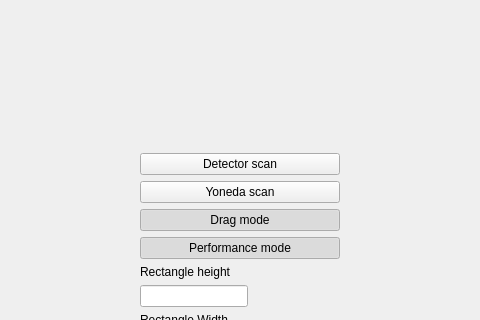
Old version of the form form.ui in the repository sstendahl/GIScan; both pictures show x 432 to 912 and y 369 to 689 of the 1344 by 857 pixel window.
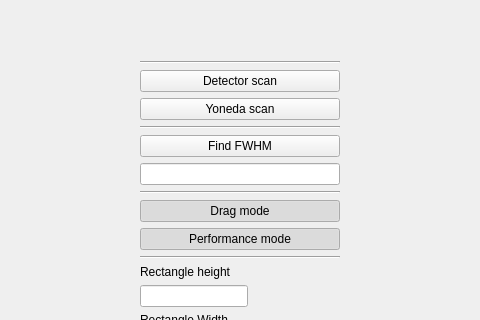
New version of the form.

Commit message: Added ability to look for FWHM + Some code clean up

Patch:
```diff
--- a/form.ui
+++ b/form.ui
@@ -142,7 +142,14 @@
         </property>
        </widget>
       </item>
-      <item alignment="Qt::AlignTop">
+      <item>
+       <widget class="Line" name="line_4">
+        <property name="orientation">
+         <enum>Qt::Horizontal</enum>
+        </property>
+       </widget>
+      </item>
+      <item>
        <widget class="QPushButton" name="detector_button">
         <property name="sizePolicy">
          <sizepolicy hsizetype="Maximum" vsizetype="Expanding">
@@ -180,6 +187,55 @@
         </property>
        </widget>
       </item>
+      <item>
+       <widget class="Line" name="line">
+        <property name="orientation">
+         <enum>Qt::Horizontal</enum>
+        </property>
+       </widget>
+      </item>
+      <item>
+       <widget class="QPushButton" name="findFWHM_button">
+        <property name="sizePolicy">
+         <sizepolicy hsizetype="Maximum" vsizetype="Fixed">
+          <horstretch>0</horstretch>
+          <verstretch>0</verstretch>
+         </sizepolicy>
+        </property>
+        <property name="minimumSize">
+         <size>
+          <width>200</width>
+          <height>0</height>
+         </size>
+        </property>
+        <property name="text">
+         <string>Find FWHM</string>
+        </property>
+        <property name="checkable">
+         <bool>true</bool>
+        </property>
+       </widget>
+      </item>
+      <item>
+       <widget class="QLineEdit" name="FWHM_entry">
+        <property name="sizePolicy">
+         <sizepolicy hsizetype="Minimum" vsizetype="Maximum">
+          <horstretch>0</horstretch>
+          <verstretch>0</verstretch>
+         </sizepolicy>
+        </property>
+        <property name="readOnly">
+         <bool>true</bool>
+        </property>
+       </widget>
+      </item>
+      <item>
+       <widget class="Line" name="line_3">
+        <property name="orientation">
+         <enum>Qt::Horizontal</enum>
+        </property>
+       </widget>
+      </item>
       <item>
        <widget class="QPushButton" name="dragButton">
         <property name="text">
@@ -224,6 +280,13 @@
         </property>
        </widget>
       </item>
+      <item>
+       <widget class="Line" name="line_2">
+        <property name="orientation">
+         <enum>Qt::Horizontal</enum>
+        </property>
+       </widget>
+      </item>
       <item alignment="Qt::AlignTop">
        <widget class="QLabel" name="label_2">
         <property name="sizePolicy">
```
The commit also changes 2 other files.
